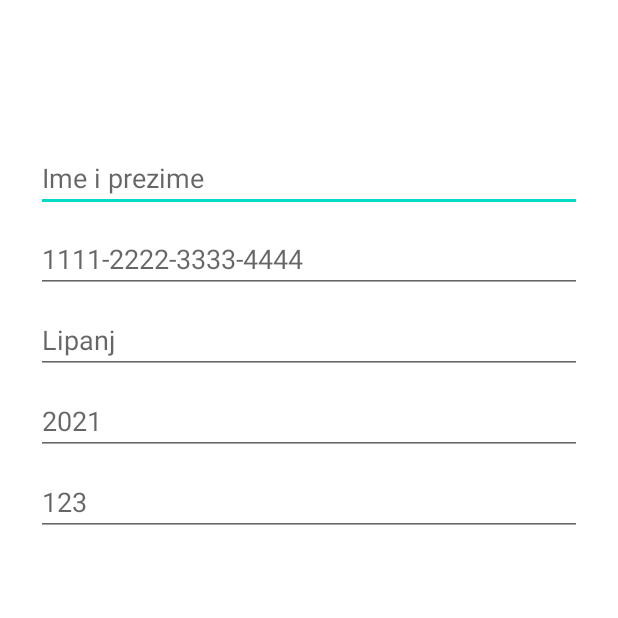
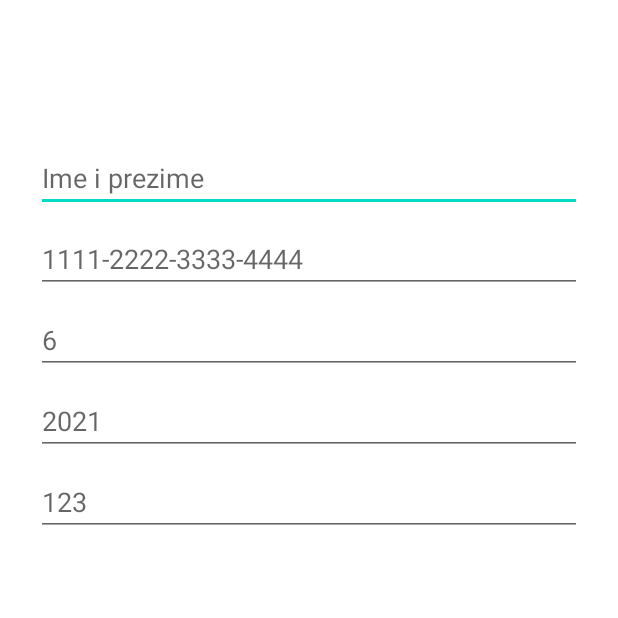
Before and after one commit to Franke266/ebenzinska, an Android app: the ConfirmOrder screen opened directly, with no data from a screen before it, on a phone screen of 412 x 824 dp, the top half of it. Run offline under Robolectric (Android 15) with nearby library versions, the light colour scheme and no system bars; our stand-ins replace Firebase (no records; nobody signed in at launch, a user with empty details on screens opened directly), Picasso; libraries missing offline, so code that uses them is left out: com.basgeekball.awesomevalidation; 7 statements that could not run were skipped.

Commit message:
Update strings.xml

```diff
--- a/app/src/main/res/values/strings.xml
+++ b/app/src/main/res/values/strings.xml
@@ -2,7 +2,7 @@
     <string name="app_name">eBenzinska</string>
     <string name="title_activity_login">LoginActivity</string>
     <string name="credit_card_number">1111-2222-3333-4444</string>
-    <string name="credit_card_month">Lipanj</string>
+    <string name="credit_card_month">6</string>
     <string name="credit_card_year">2021</string>
     <string name="credit_card_cvv">123</string>
     <string name="confirm_pay">Završi narudžbu</string>
```
